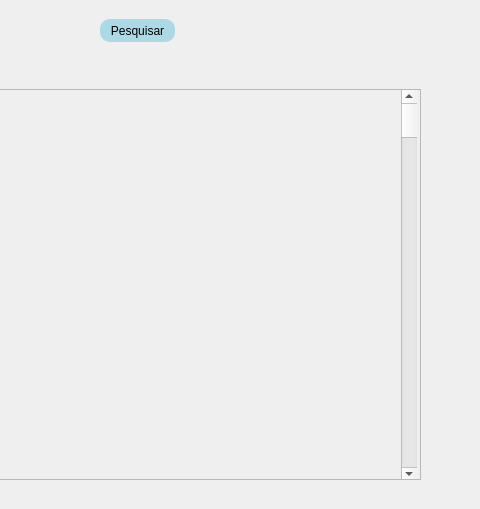
First picture: the form in telas/pesquisa_dica.ui, repository JorgeLuis8/Trabalho-POO-II, before the edit; both pictures show x 320 to 800 and y 91 to 600 of the 800 by 600 pixel window.
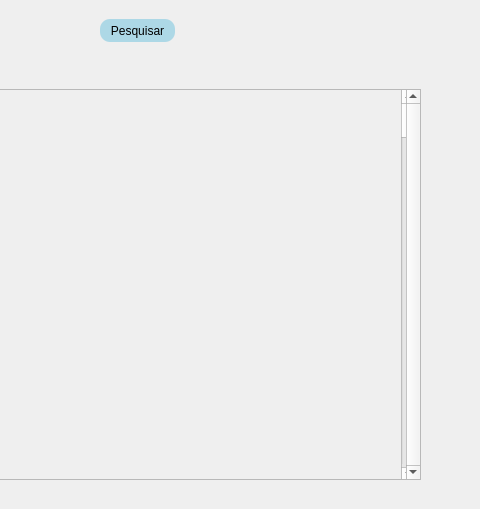
Second picture: the form after the edit.

```diff
--- a/telas/pesquisa_dica.ui
+++ b/telas/pesquisa_dica.ui
@@ -388,6 +388,12 @@
       <height>391</height>
      </rect>
     </property>
+    <property name="verticalScrollBarPolicy">
+     <enum>Qt::ScrollBarAlwaysOn</enum>
+    </property>
+    <property name="horizontalScrollBarPolicy">
+     <enum>Qt::ScrollBarAlwaysOff</enum>
+    </property>
     <property name="widgetResizable">
      <bool>true</bool>
     </property>
@@ -396,7 +402,7 @@
       <rect>
        <x>0</x>
        <y>0</y>
-       <width>489</width>
+       <width>472</width>
        <height>389</height>
       </rect>
      </property>
```
